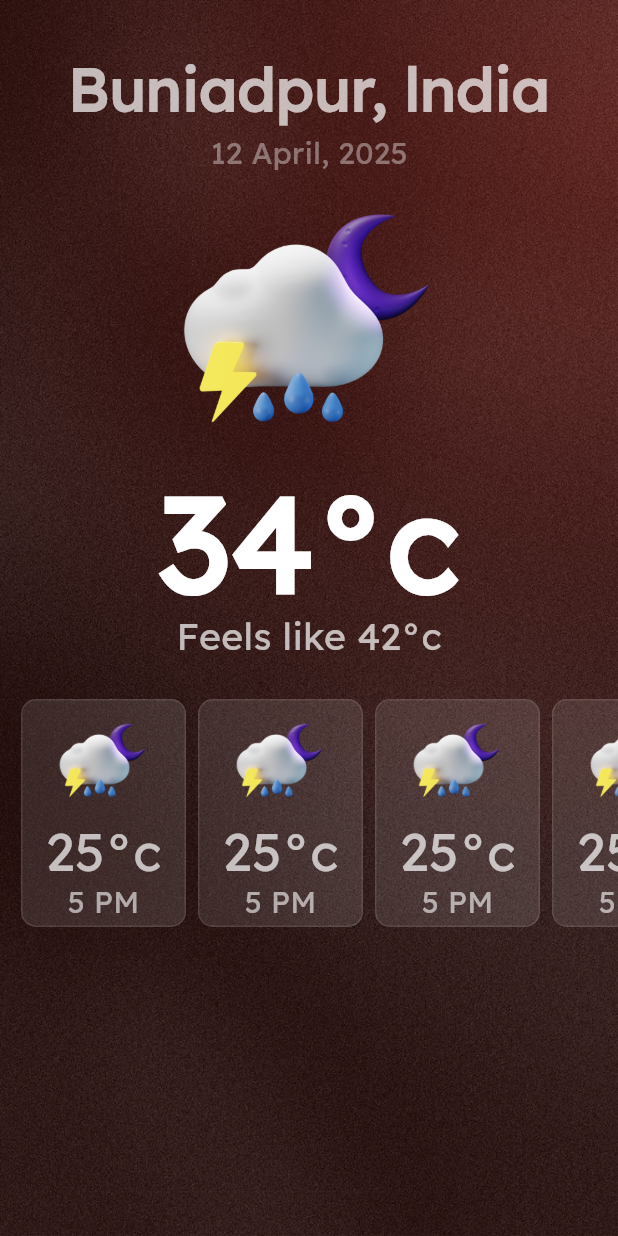
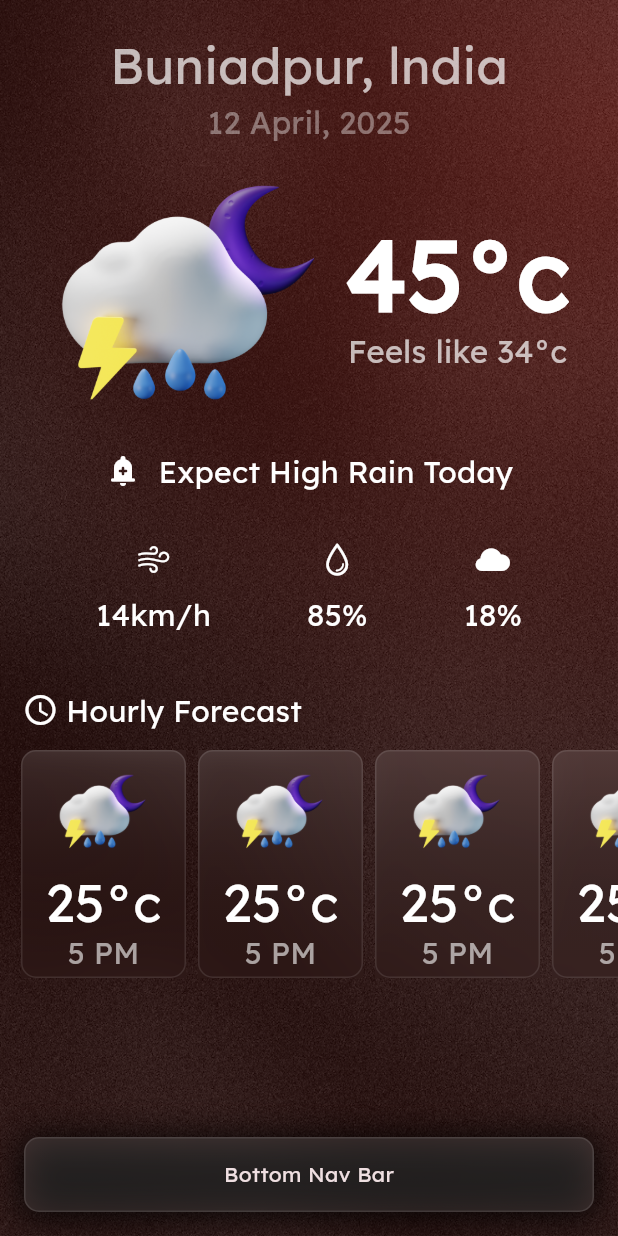
Before and after one commit to dipankrr/weather, a Flutter app: the screen it shows after launch, on a phone screen of 412 x 824 dp. Run offline on Flutter 3.47's test engine with Material 3 defaults, Android fonts, the phone set to English and light mode, and no system bars; our stand-ins replace blur.

Commit message:
fixed web UI responsive design

```diff
--- a/analysis_options.yaml
+++ b/analysis_options.yaml
@@ -22,7 +22,8 @@ linter:
   # producing the lint.
   rules:
     # avoid_print: false  # Uncomment to disable the `avoid_print` rule
-    # prefer_single_quotes: true  # Uncomment to enable the `prefer_single_quotes` rule
-
+    #prefer_single_quotes: true  # Uncomment to enable the `prefer_single_quotes` rule
+    prefer_const_constructors: true
+    prefer_const_literals_to_create_immutables: true
 # Additional information about this file can be found at
 # https://dart.dev/guides/language/analysis-options
--- a/lib/views/pages/homepage.dart
+++ b/lib/views/pages/homepage.dart
@@ -1,5 +1,10 @@
 
+import 'dart:math';
+import 'dart:ui';
+
+import 'package:flutter/cupertino.dart';
 import 'package:flutter/material.dart';
+import 'package:weather_new/views/widgets/custom_texts.dart';
 import 'package:weather_new/views/widgets/hourly_card.dart';
 
 class HomePage extends StatelessWidget {
@@ -10,6 +15,10 @@ class HomePage extends StatelessWidget {
 
   @override
   Widget build(BuildContext context) {
+
+    double deviceWidth = MediaQuery.of(context).size.width;
+    double iconSize = min(deviceWidth*0.5, 350);
+
     return Scaffold(
       body: Container(
         height: double.infinity, width: double.infinity,
@@ -30,19 +39,78 @@ class HomePage extends StatelessWidget {
 
 
         child: SafeArea(
+          child: SingleChildScrollView(
             child: Column(
               children: [
 
-              SizedBox(height: 30,),
-              Text('Buniadpur, lndia', style: TextStyle(color: Colors.white70, fontSize: 40, fontWeight: FontWeight.bold),),
-              Text('12 April, 2025', style: TextStyle(color: Colors.white38, fontSize: 20, ),),
-              Image.asset('assets/weather/3dicon.webp' ,height: 200, width:200 ,),
-              Text('34°c', style: TextStyle(color: Colors.white, fontSize: 90, fontWeight: FontWeight.bold, height: 1.0),),
-              Text('Feels like 42°c', style: TextStyle(color: Colors.white70, fontSize: 25,)),
+                const SizedBox(height: 20,),
+                Text('Buniadpur, lndia', style: TextStyle(color: Colors.white70, fontSize: min(deviceWidth*0.080, 40), fontWeight: FontWeight.w500),),
+                Text('12 April, 2025', style: TextStyle(color: Colors.white38, fontSize: min(deviceWidth*0.05, 30), ),),
+
+                Padding(
+                  padding: const EdgeInsets.all(0.0),
+                  child: Column(
+                    mainAxisSize: MainAxisSize.min,
+                    children: [
+                      Row(
+                        mainAxisAlignment: MainAxisAlignment.center,
+                        children: [
+                          Image.asset('assets/weather/3dicon.webp' ,height: iconSize, width: iconSize ,),
+                          Padding(
+                            padding: const EdgeInsets.only(right: 8),
+                            child: Column(children: [
+                              Text('45°c', style: TextStyle(color: Colors.white, fontSize: min(deviceWidth*0.16, 100), fontWeight: FontWeight.bold, height: 1.0),),
+                               const SizedBox(height: 5,),
+                              Text('Feels like 34°c', style: TextStyle(color: Colors.white70 , fontSize: min(deviceWidth*0.05, 30),)),
+                            ],),
+                          )
+                        ],
+                      ),
+                      const Row(
+                        mainAxisAlignment: MainAxisAlignment.center,
+                        children: [
+                          Icon(Icons.add_alert_rounded),
+                           Text('  Expect High Rain Today', style: TextStyle(color: Colors.white, fontSize: 20, height: 0.1),),
+                        ],
+                      ),
+
+                    ],
+                  ),
+                ),
 
 
+               const Padding(
+                  padding: const EdgeInsets.symmetric(vertical: 35),
+                  child: Row(
+                    mainAxisAlignment: MainAxisAlignment.spaceEvenly,
+                    children: [
+                      Column(
+                        spacing: 10,
+                        children: [Icon(CupertinoIcons.wind), CustomText.headline3(text: '14km/h',)],
+                      ),
+                      Column(
+                        spacing: 10,
+                        children: [Icon(CupertinoIcons.drop), CustomText.headline3(text: '85%',)],
+                      ),
+                      Column(
+                        spacing: 10,
+                        children: [Icon(CupertinoIcons.cloud_fill), CustomText.headline3(text: '18%')],
+                      ),
+                    ],
+                  ),
+                ),
+
+              const  Row(
+                  spacing: 5,
+                  children: [
+                    SizedBox(width: 10,),
+                    Icon(Icons.access_time, ),
+                    CustomText.headline3(text: 'Hourly Forecast')
+                  ],
+                ),
+
                 Padding(
-                padding: const EdgeInsets.only(left: 10, top: 20),
+                  padding: const EdgeInsets.only(left: 10, top: 8),
                   child: SizedBox(
                     height: 160, width: double.infinity,
                     child: ListView.builder(
@@ -57,6 +125,40 @@ class HomePage extends StatelessWidget {
             ),
           ),
         ),
+      ),
+
+      floatingActionButton: Container(
+       // margin: EdgeInsets.only(bottom: 16),
+        decoration: BoxDecoration(
+
+          boxShadow: [ BoxShadow(color: Colors.black87, blurRadius: 20, spreadRadius: 2, offset: Offset(0, 2),)]
+        ),
+        child: Container(
+        //  color: Colors.black12,
+          child: ClipRRect(
+            child: BackdropFilter(
+              filter: ImageFilter.blur(sigmaY: 5, sigmaX: 5),
+              child: Container(
+                height: 50, width: MediaQuery.of(context).size.width-32,
+                decoration: BoxDecoration(
+                  borderRadius: BorderRadius.circular(10),
+              gradient: const LinearGradient(
+                colors: [Colors.white12, Colors.white10, ],
+                begin: Alignment.topCenter,
+                end: Alignment.bottomCenter,
+              ),
+              // color: Colors.white10,
+              border: Border.all(color: Colors.white10, width: 1),
+             // boxShadow: [BoxShadow(color: Colors.black.withOpacity(1.0), blurRadius: 20, spreadRadius: 20)]
+              // backgroundBlendMode: BlendMode.dstATop
+                  ),
+                child: Center(child: Text('Bottom Nav Bar')),
+              ),
+            ),
+          ),
+        ),
+      )
+
     );
   }
 }
--- /dev/null
+++ b/lib/views/widgets/custom_texts.dart
@@ -0,0 +1,66 @@
+import 'package:flutter/material.dart';
+
+class AppTextStyles {
+  static const headline = TextStyle(
+    fontSize: 90,
+    fontWeight: FontWeight.bold,
+    color: Colors.white,
+    height: 1.0,
+  );
+
+  static const headline2 = TextStyle(
+    fontSize: 60,
+    fontWeight: FontWeight.w600,
+    color: Colors.white70,
+  );
+
+  static const headline3 = TextStyle(
+    fontSize: 20,
+    color: Colors.white,
+  );
+
+  static const normal = TextStyle(
+    fontSize: 18,
+    fontWeight: FontWeight.normal,
+    color: Colors.white,
+  );
+
+ // static const customText = Text(data)
+}
+
+
+class CustomText2 extends StatelessWidget {
+  final String text;
+  final TextStyle style;
+
+  const CustomText2.headline(this.text, {super.key}) : style = AppTextStyles.headline;
+  const CustomText2.headline2(this.text, {super.key}) : style = AppTextStyles.headline2;
+  const CustomText2.headline3(this.text, {super.key}) : style = AppTextStyles.headline3;
+  const CustomText2.normal(this.text, {super.key}) : style = AppTextStyles.normal;
+
+  @override
+  Widget build(BuildContext context) {
+    return Text(
+      text,
+      style: style,
+    );
+  }
+}
+
+
+class CustomText extends StatelessWidget {
+  final String text;
+  final TextStyle style;
+  final Color color;
+
+  const CustomText.headline3({super.key, this.color = Colors.white, required this.text, this.style = AppTextStyles.headline3 });
+
+
+  @override
+  Widget build(BuildContext context) {
+    return Text(
+      text,
+      style: style.copyWith(color: color),
+    );
+  }
+}
--- a/lib/views/widgets/hourly_card.dart
+++ b/lib/views/widgets/hourly_card.dart
@@ -1,5 +1,5 @@
 import 'dart:ui';
-
+import 'package:blur/blur.dart';
 import 'package:flutter/material.dart';
 
 class HourlyCard extends StatelessWidget {
@@ -9,12 +9,19 @@ class HourlyCard extends StatelessWidget {
   Widget build(BuildContext context) {
     return Padding(
       padding: const EdgeInsets.all(4.0),
+      child: SizedBox(
+        height: 180, width: 110,
+        child: ClipRRect(
+          child: BackdropFilter(
+            filter: ImageFilter.blur(sigmaX: 15, sigmaY: 15),
             child: Container(
-        height: 180, width: 110,
-
               decoration: BoxDecoration(
                 borderRadius: BorderRadius.circular(10),
-          gradient: LinearGradient(colors: [Colors.white10, Colors.white12]),
+                gradient: LinearGradient(
+                    colors: [Colors.white10, Colors.transparent, ],
+                    begin: Alignment.topCenter,
+                    end: Alignment.bottomCenter,
+                ),
                // color: Colors.white10,
                 border: Border.all(color: Colors.white10, width: 1),
                // backgroundBlendMode: BlendMode.dstATop
@@ -23,9 +30,12 @@ class HourlyCard extends StatelessWidget {
                 mainAxisAlignment: MainAxisAlignment.spaceEvenly,
                 children: [
                   Image.asset('assets/weather/3dicon.webp', height: 70, width: 70,),
-            Text('25°c', style: TextStyle(color: Colors.white70, fontSize: 35, height: 1.0),),
+                  Text('25°c', style: TextStyle(color: Colors.white, fontSize: 35, height: 1.0),),
                   Text('5 PM', style: TextStyle(color: Colors.white60, fontSize: 20, height: 1.0),),
                 ],
+              ),
+            ),
+          ),
         ),
       ),
     );
--- a/pubspec.yaml
+++ b/pubspec.yaml
@@ -34,6 +34,7 @@ dependencies:
   # The following adds the Cupertino Icons font to your application.
   # Use with the CupertinoIcons class for iOS style icons.
   cupertino_icons: ^1.0.8
+  blur: ^4.0.2
 
 dev_dependencies:
   flutter_test:
```
Also changed, not shown: pubspec.lock. Lines whose indentation alone changed are shown as unchanged.
